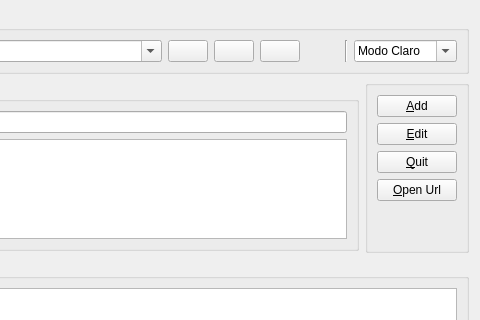
Old version of the form widget.ui in the repository lincolningaroca/xxxApp; both pictures show x 211 to 691 and y 0 to 320 of the 691 by 529 pixel window.
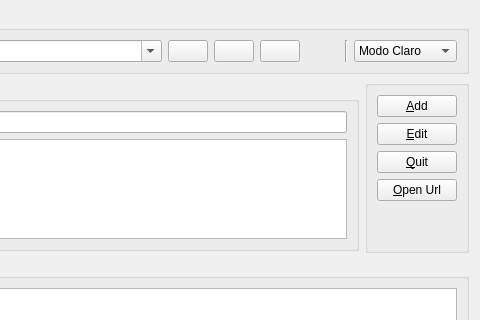
New version of the form. Icons and pictures are not drawn.

Commit message: Change the ComboBox control of the themes, to non-editable.

Diff of the .ui file:
```diff
--- a/widget.ui
+++ b/widget.ui
@@ -122,7 +122,7 @@
       <item>
        <widget class="QComboBox" name="cboTheme">
         <property name="editable">
-         <bool>true</bool>
+         <bool>false</bool>
         </property>
         <item>
          <property name="text">
```
